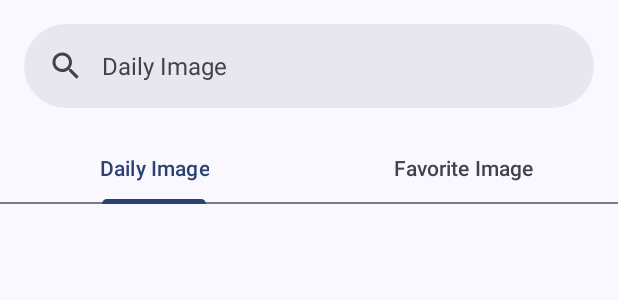
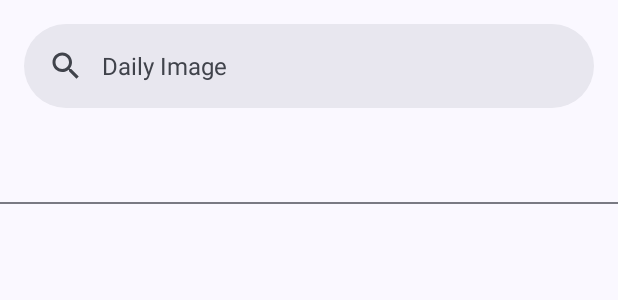
Before and after one commit to ngengs/daily-image-app-android, an Android app: the layout fragment_home.xml on its own in the app's theme, with its tools: preview values and no code run, on a phone screen of 412 x 824 dp. Shown: the top 300 px of the screen. Run offline under Robolectric (Android 15) with nearby library versions, the phone set to English and light mode, and no system bars.

Commit message:
Misc: Remove unused view

```diff
--- a/app/src/main/res/layout/fragment_home.xml
+++ b/app/src/main/res/layout/fragment_home.xml
@@ -28,22 +28,7 @@
             android:id="@+id/tab_layout"
             app:tabMode="fixed"
             android:layout_width="match_parent"
-            android:layout_height="wrap_content">
-
-            <com.google.android.material.tabs.TabItem
-                android:layout_width="wrap_content"
-                android:layout_height="wrap_content"
-                app:icon="@drawable/ic_baseline_hide_image_24"
-                android:text="Daily Image"
-                />
-
-            <com.google.android.material.tabs.TabItem
-                android:layout_width="wrap_content"
-                android:layout_height="wrap_content"
-                android:text="Favorite Image"
-                />
-
-        </com.google.android.material.tabs.TabLayout>
+            android:layout_height="wrap_content" />
 
     </com.google.android.material.appbar.AppBarLayout>
 
```
